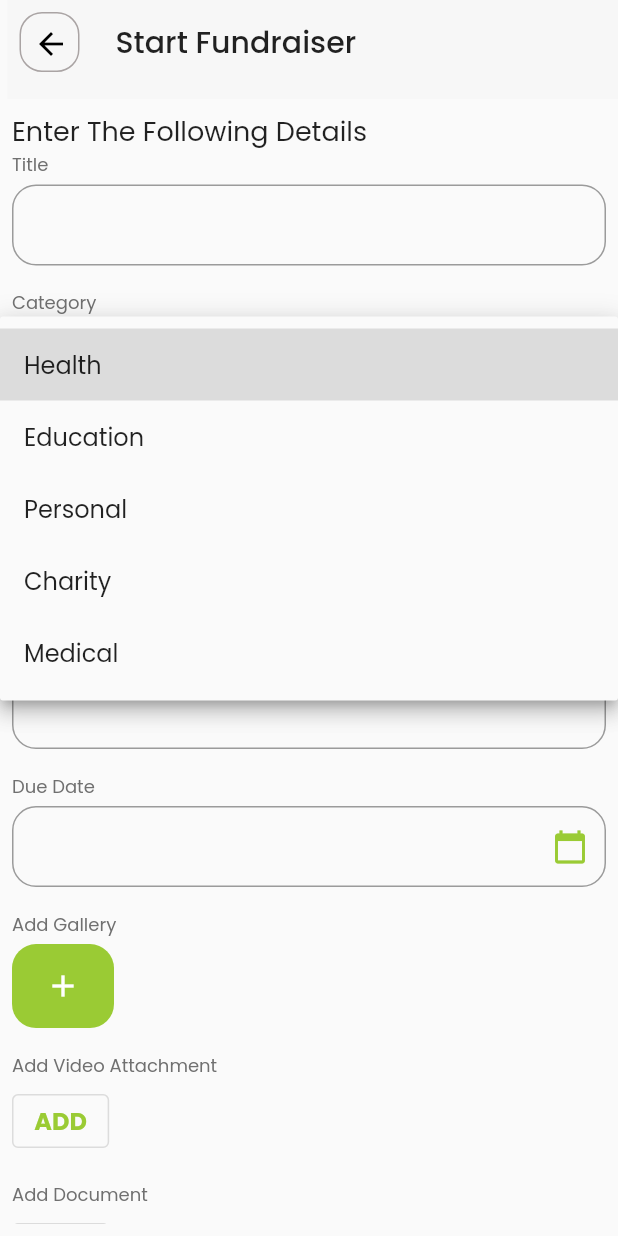
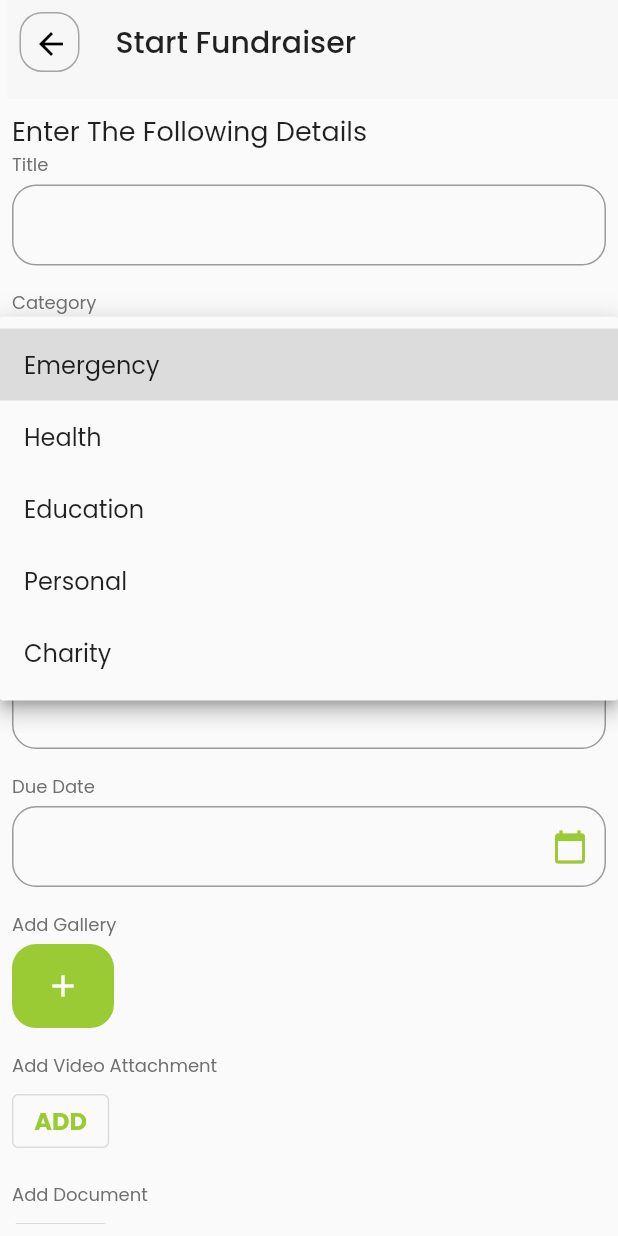
Before and after one commit to Hamsa-Labs/hamsa-lomi, a Flutter app: the DonationCreationPage screen opened directly, after a tap on the "arrow drop down" icon, on a phone screen of 412 x 824 dp. Run offline on Flutter 3.47's test engine with Material 2 defaults, Android fonts, the phone set to English and light mode, and no system bars; drawn by our look-alikes of datetime_picker_formfield; our stand-ins replace bloc, cloud_firestore, dartz, equatable, file_picker, firebase_auth and 11 more; accounts and stored records are empty.

Commit message:
Modify DonationCategory enum

```diff
--- a/hamsa_lomi/lib/domain/core/entities/donation_category.dart
+++ b/hamsa_lomi/lib/domain/core/entities/donation_category.dart
@@ -1 +1 @@
-enum DonationCategory { health, education, personal, charity, medical }
+enum DonationCategory { health, education, personal, charity, emergency }
--- a/hamsa_lomi/lib/presentation/donation_creation/widgets/donation_creation_form.dart
+++ b/hamsa_lomi/lib/presentation/donation_creation/widgets/donation_creation_form.dart
@@ -85,11 +85,11 @@ class _TitleInput extends StatelessWidget {
 
 class _CategoryInput extends StatelessWidget {
   final List<Map<String, dynamic>> _categories = const [
+    {'value': DonationCategory.emergency, 'display': 'Emergency'},
     {'value': DonationCategory.health, 'display': 'Health'},
     {'value': DonationCategory.education, 'display': 'Education'},
     {'value': DonationCategory.personal, 'display': 'Personal'},
     {'value': DonationCategory.charity, 'display': 'Charity'},
-    {'value': DonationCategory.medical, 'display': 'Medical'},
   ];
 
   const _CategoryInput({Key? key}) : super(key: key);
```
